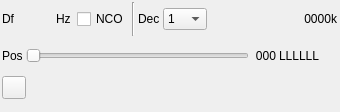
Old version of the form plugins/channelrx/sigmffilesink/sigmffilesinkgui.ui in the repository f4exb/sdrangel.
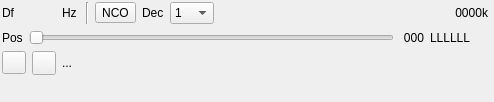
New version of the form. Icons and pictures are not drawn. Custom widgets are drawn as their Qt base class.

Commit message: SigMF file sink: GUI changes

```diff
--- a/plugins/channelrx/sigmffilesink/sigmffilesinkgui.ui
+++ b/plugins/channelrx/sigmffilesink/sigmffilesinkgui.ui
@@ -6,14 +6,14 @@
    <rect>
     <x>0</x>
     <y>0</y>
-    <width>340</width>
-    <height>112</height>
+    <width>494</width>
+    <height>102</height>
    </rect>
   </property>
   <property name="minimumSize">
    <size>
-    <width>340</width>
-    <height>100</height>
+    <width>494</width>
+    <height>102</height>
    </size>
   </property>
   <property name="font">
@@ -33,14 +33,20 @@
     <rect>
      <x>0</x>
      <y>0</y>
-     <width>341</width>
-     <height>101</height>
+     <width>492</width>
+     <height>100</height>
     </rect>
    </property>
+   <property name="minimumSize">
+    <size>
+     <width>492</width>
+     <height>100</height>
+    </size>
+   </property>
    <property name="windowTitle">
     <string>Settings</string>
    </property>
-   <layout class="QVBoxLayout" name="verticalLayout" stretch="0">
+   <layout class="QVBoxLayout" name="verticalLayout" stretch="0,0,0,0">
     <property name="leftMargin">
      <number>2</number>
     </property>
@@ -54,12 +60,7 @@
      <number>2</number>
     </property>
     <item>
-     <layout class="QVBoxLayout" name="decimationLayer">
-      <property name="spacing">
-       <number>3</number>
-      </property>
-      <item>
-       <layout class="QHBoxLayout" name="deltaFrequencyLayer">
+     <layout class="QHBoxLayout" name="deltaFrequencyLayout">
         <property name="rightMargin">
          <number>2</number>
         </property>
@@ -117,13 +118,6 @@
           </property>
          </widget>
         </item>
-        <item>
-         <widget class="QCheckBox" name="nco">
-          <property name="text">
-           <string>NCO</string>
-          </property>
-         </widget>
-        </item>
         <item>
          <widget class="Line" name="line">
           <property name="orientation">
@@ -131,6 +125,13 @@
           </property>
          </widget>
         </item>
+      <item>
+       <widget class="ButtonSwitch" name="nco">
+        <property name="text">
+         <string>NCO</string>
+        </property>
+       </widget>
+      </item>
         <item>
          <widget class="QLabel" name="decimationLabel">
           <property name="text">
@@ -221,7 +222,7 @@
        </layout>
       </item>
       <item>
-       <layout class="QHBoxLayout" name="decimationShiftLayer">
+     <layout class="QHBoxLayout" name="decimationShiftLayout">
         <property name="rightMargin">
          <number>10</number>
         </property>
@@ -286,7 +287,7 @@
        </layout>
       </item>
       <item>
-       <layout class="QHBoxLayout" name="horizontalLayout_4">
+     <layout class="QHBoxLayout" name="fileNameLayout">
         <item>
          <widget class="ButtonSwitch" name="record">
           <property name="maximumSize">
@@ -305,21 +306,61 @@
          </widget>
         </item>
         <item>
-         <spacer name="horizontalSpacer_2">
+       <widget class="QPushButton" name="showFileDialog">
+        <property name="minimumSize">
+         <size>
+          <width>24</width>
+          <height>24</height>
+         </size>
+        </property>
+        <property name="maximumSize">
+         <size>
+          <width>24</width>
+          <height>24</height>
+         </size>
+        </property>
+        <property name="toolTip">
+         <string>Open file</string>
+        </property>
+        <property name="text">
+         <string/>
+        </property>
+        <property name="icon">
+         <iconset resource="../../../sdrgui/resources/res.qrc">
+          <normaloff>:/preset-load.png</normaloff>:/preset-load.png</iconset>
+        </property>
+       </widget>
+      </item>
+      <item>
+       <widget class="QLabel" name="fileNameText">
+        <property name="enabled">
+         <bool>true</bool>
+        </property>
+        <property name="toolTip">
+         <string>File currently opened</string>
+        </property>
+        <property name="text">
+         <string>...</string>
+        </property>
+        <property name="alignment">
+         <set>Qt::AlignLeading|Qt::AlignLeft|Qt::AlignVCenter</set>
+        </property>
+       </widget>
+      </item>
+     </layout>
+    </item>
+    <item>
+     <spacer name="verticalSpacer">
           <property name="orientation">
-           <enum>Qt::Horizontal</enum>
+       <enum>Qt::Vertical</enum>
           </property>
           <property name="sizeHint" stdset="0">
            <size>
-            <width>40</width>
-            <height>20</height>
+        <width>20</width>
+        <height>40</height>
            </size>
           </property>
          </spacer>
-        </item>
-       </layout>
-      </item>
-     </layout>
     </item>
    </layout>
   </widget>
```
Lines whose indentation alone changed are shown as unchanged. The commit also changes 3 other files.
